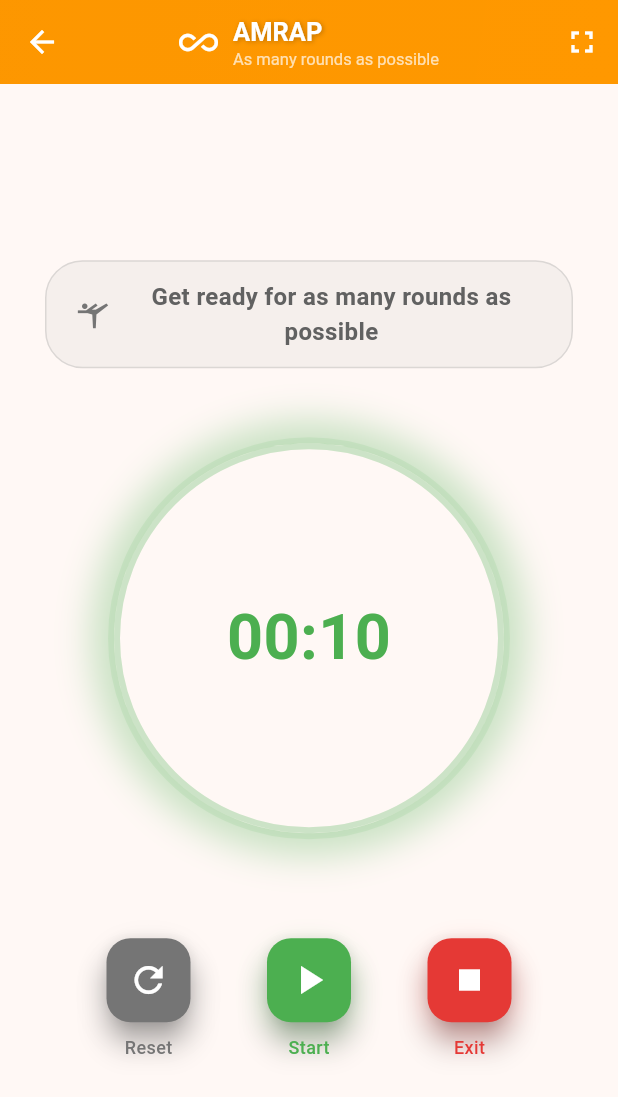
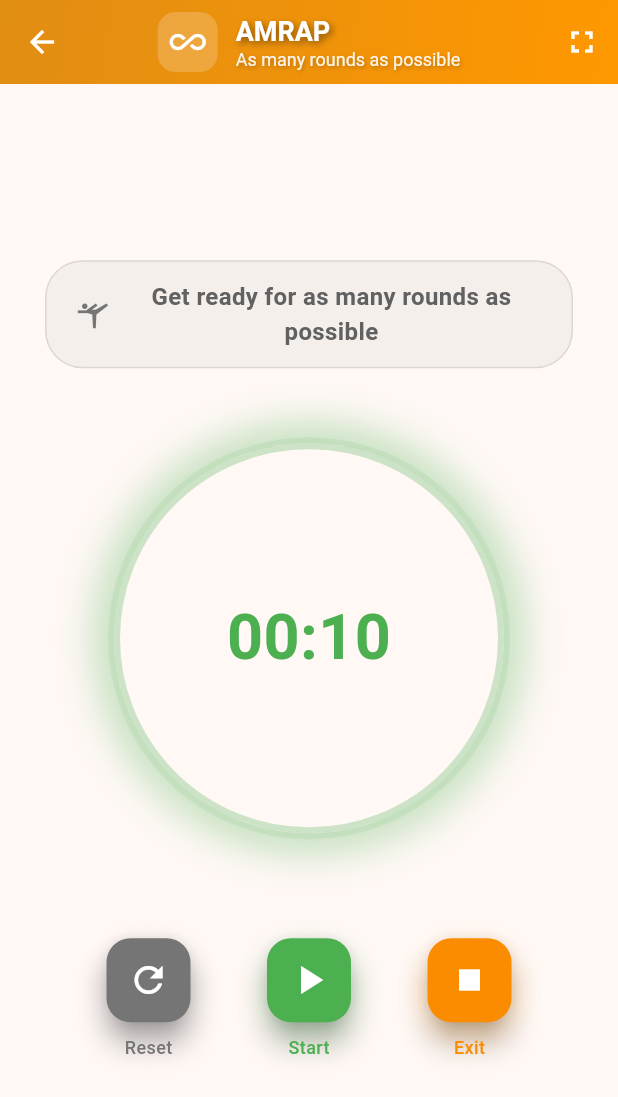
Before and after one commit to AlexHerDom/crossfit_timer, a Flutter app: the screen it shows after launch, after a tap on "AMRAP", on a phone screen of 412 x 824 dp. Shown: the top 1097 px of the screen. Run offline on Flutter 3.47's test engine with Material 3 defaults, Android fonts, the phone set to English and light mode, and no system bars; drawn by our look-alikes of flutter_animate; our stand-ins replace audioplayers, confetti, fl_chart, flutter_tts, share_plus, shared_preferences and 1 more.

Commit message:
🎨 Mejorar legibilidad y diseño profesional del timer
✨ Mejoras de legibilidad:
- AppBar con fondo más opaco (0.6) para mejor contraste en fondos azules
- Indicador de estado con fondo blanco más sólido (0.98 opacity)
- Bordes más visibles y sombras mejoradas
- Texto del estado en gris oscuro para máximo contraste

🎨 Colores específicos de cards del menú:
- Preparación: Azul de EMOM (Colors.blue)
- Ejercicio: Verde de COUNTDOWN (Colors.green)
- Descanso: Azul de EMOM (Colors.blue)
- Finalizado: Naranja de AMRAP (Colors.orange)

🏆 Diseño profesional:
- Eliminación de problemas de legibilidad en fondos azules
- Indicadores de estado más prominentes y legibles
- Consistencia visual con diseño del menú principal
- Mejor experiencia para entrenamientos al aire libre

```diff
--- a/lib/screens/timer_screen.dart
+++ b/lib/screens/timer_screen.dart
@@ -866,7 +866,7 @@ class _TimerScreenState extends State<TimerScreen> {
                 },
                 icon: const Icon(Icons.refresh),
                 label: Text(languageProvider.getText('repeat')),
-                style: TextButton.styleFrom(foregroundColor: Colors.blue),
+                style: TextButton.styleFrom(foregroundColor: Colors.amber), // Usar ámbar como en las cards
               ),
             ),
             const SizedBox(height: 8),
@@ -988,7 +988,7 @@ class _TimerScreenState extends State<TimerScreen> {
   Color _getBackgroundColor() {
     // Si el timer ha terminado (tiempo 0 y no está corriendo)
     if (_currentSeconds == 0 && !_isRunning) {
-      return Colors.red.withOpacity(0.6); // 🔴 Rojo intenso para finalizado
+      return Colors.orange.withOpacity(0.8); // � Naranja intenso como las cards del menú
     }
 
     // Si no está corriendo o está pausado, usar fondo neutro
@@ -996,28 +996,32 @@ class _TimerScreenState extends State<TimerScreen> {
       return Theme.of(context).scaffoldBackgroundColor;
     }
 
-    // Durante la preparación - azul para calma antes del ejercicio
+    // Durante la preparación - ámbar para coincidir con las cards del menú
     if (_isPreparation) {
-      return Colors.blue.withOpacity(0.5); // 🔵 Azul intenso para preparación
+      return Colors.blue.withOpacity(0.7); // � Ámbar como las cards del menú
     }
 
     // Estados específicos por tipo de timer con colores intuitivos
     switch (widget.timerType) {
       case 'TABATA':
         return _isWorkPeriod
-            ? Colors.green.withOpacity(0.5) // 🟢 Verde intenso para trabajar
-            : Colors.orange.withOpacity(0.5); // 🟠 Naranja intenso para descanso
+            ? Colors.green.withOpacity(0.7) // 🟢 Verde de la card COUNTDOWN para trabajar
+            : Colors.blue.withOpacity(
+                0.7,
+              ); // � Azul de la card EMOM para descanso
 
       case 'RUNNING':
         return _isRunningDistance
-            ? Colors.green.withOpacity(0.5) // 🟢 Verde intenso para correr
-            : Colors.orange.withOpacity(0.5); // 🟠 Naranja intenso para descanso
+            ? Colors.green.withOpacity(0.7) // 🟢 Verde de la card COUNTDOWN para correr
+            : Colors.blue.withOpacity(
+                0.7,
+              ); // � Azul de la card EMOM para descanso
 
       case 'AMRAP':
       case 'EMOM':
       case 'COUNTDOWN':
       default:
-        return Colors.green.withOpacity(0.5); // 🟢 Verde intenso para ejercicio
+        return Colors.green.withOpacity(0.7); // 🟢 Verde como las cards del menú
     }
   }
 
@@ -1029,10 +1033,10 @@ class _TimerScreenState extends State<TimerScreen> {
     Color statusColor;
     IconData statusIcon;
 
-    // Determinar texto, color e icono según el estado con colores intuitivos
+    // Determinar texto, color e icono según el estado con colores del menú
     if (_currentSeconds == 0 && !_isRunning) {
       statusText = languageProvider.getText('completed');
-      statusColor = Colors.red; // 🔴 Rojo para finalizado
+      statusColor = Colors.orange; // � Naranja intenso como las cards del menú
       statusIcon = Icons.check_circle;
     } else if (!_isRunning || _isPaused) {
       statusText = _isPaused
@@ -1042,26 +1046,28 @@ class _TimerScreenState extends State<TimerScreen> {
       statusIcon = _isPaused ? Icons.pause_circle : Icons.play_circle;
     } else if (_isPreparation) {
       statusText = languageProvider.getText('prepare');
-      statusColor = Colors.blue; // 🔵 Azul para preparación
+      statusColor = Colors.blue; // � Ámbar como las cards del menú
       statusIcon = Icons.fitness_center;
     } else {
       switch (widget.timerType) {
         case 'TABATA':
-          statusText = _isWorkPeriod ? 'ENTRENANDO' : 'DESCANSO';
+          statusText = _isWorkPeriod ? 'ENTRENAMIENTO' : 'RECUPERACIÓN';
           statusColor = _isWorkPeriod
-              ? Colors.green // 🟢 Verde para trabajar
-              : Colors.orange; // 🟠 Naranja para descanso
+              ? Colors
+                    .green // 🟢 Verde de la card COUNTDOWN para trabajar
+              : Colors.blue; // � Azul de la card EMOM para descanso
           statusIcon = _isWorkPeriod ? Icons.flash_on : Icons.pause;
           break;
         case 'RUNNING':
-          statusText = _isRunningDistance ? 'CORRIENDO' : 'DESCANSO';
+          statusText = _isRunningDistance ? 'EJERCICIO' : 'RECUPERACIÓN';
           statusColor = _isRunningDistance
-              ? Colors.green // 🟢 Verde para correr
-              : Colors.orange; // 🟠 Naranja para descanso
+              ? Colors
+                    .green // 🟢 Verde de la card COUNTDOWN para correr
+              : Colors.blue; // � Azul de la card EMOM para descanso
           statusIcon = _isRunningDistance ? Icons.directions_run : Icons.pause;
           break;
         default:
-          statusText = 'ENTRENANDO';
+          statusText = 'EJERCICIO';
           statusColor = Colors.green; // 🟢 Verde para ejercicio
           statusIcon = Icons.fitness_center;
       }
@@ -1069,30 +1075,51 @@ class _TimerScreenState extends State<TimerScreen> {
 
     return Container(
       width: double.infinity,
-      padding: const EdgeInsets.symmetric(vertical: 8, horizontal: 16),
+      padding: const EdgeInsets.symmetric(vertical: 12, horizontal: 20),
       margin: const EdgeInsets.only(bottom: 10),
       decoration: BoxDecoration(
-        color: statusColor.withOpacity(0.2),
-        borderRadius: BorderRadius.circular(20),
-        border: Border.all(color: statusColor.withOpacity(0.6), width: 2),
+        color: Colors.white.withOpacity(0.98), // Fondo más opaco para mejor legibilidad
+        borderRadius: BorderRadius.circular(25),
+        border: Border.all(color: statusColor.withOpacity(0.4), width: 2), // Borde más visible
+        boxShadow: [
+          BoxShadow(
+            color: Colors.black.withOpacity(0.15), // Sombra más fuerte
+            blurRadius: 12,
+            spreadRadius: 3,
+            offset: const Offset(0, 6),
+          ),
+          BoxShadow(
+            color: statusColor.withOpacity(0.3),
+            blurRadius: 8,
+            spreadRadius: 1,
+            offset: const Offset(0, 2),
+          ),
+        ],
       ),
       child: Row(
         mainAxisAlignment: MainAxisAlignment.center,
         children: [
-          Icon(statusIcon, color: statusColor, size: 24),
-          const SizedBox(width: 8),
+          Container(
+            padding: const EdgeInsets.all(8),
+            decoration: BoxDecoration(
+              color: statusColor.withOpacity(0.15), // Fondo más visible
+              borderRadius: BorderRadius.circular(12),
+            ),
+            child: Icon(statusIcon, color: statusColor, size: 20),
+          ),
+          const SizedBox(width: 12),
           Text(
-            statusText.toUpperCase(),
+            statusText,
             style: TextStyle(
-              fontSize: 18,
-              fontWeight: FontWeight.bold,
-              color: statusColor,
-              letterSpacing: 1.2,
+              fontSize: 16,
+              fontWeight: FontWeight.w700, // Texto más bold
+              color: Colors.grey[800], // Color más oscuro para mejor contraste
+              letterSpacing: 0.5,
             ),
           ),
         ],
       ),
-    ).animate().fadeIn(duration: 300.ms).scale(begin: const Offset(0.8, 0.8));
+    ).animate().fadeIn(duration: 300.ms).scale(begin: const Offset(0.9, 0.9));
   }
 
   IconData _getTimerIcon() {
@@ -1294,11 +1321,20 @@ ${languageProvider.getText('work_20s')} | ${languageProvider.getText('rest_10s')
     return Scaffold(
       backgroundColor: _getBackgroundColor(),
       appBar: AppBar(
+        backgroundColor: Colors.black.withOpacity(0.6), // Fondo más opaco para mejor legibilidad
+        elevation: 0,
         title: Row(
           mainAxisSize: MainAxisSize.min,
           children: [
-            Icon(_getTimerIcon(), size: 26, color: Colors.white),
-            const SizedBox(width: 10),
+            Container(
+              padding: const EdgeInsets.all(8),
+              decoration: BoxDecoration(
+                color: Colors.white.withOpacity(0.2),
+                borderRadius: BorderRadius.circular(12),
+              ),
+              child: Icon(_getTimerIcon(), size: 24, color: Colors.white),
+            ),
+            const SizedBox(width: 12),
             Flexible(
               child: Column(
                 mainAxisSize: MainAxisSize.min,
@@ -1307,14 +1343,14 @@ ${languageProvider.getText('work_20s')} | ${languageProvider.getText('rest_10s')
                   Text(
                     widget.timerType,
                     style: const TextStyle(
-                      fontWeight: FontWeight.bold,
-                      fontSize: 17,
+                      fontWeight: FontWeight.w700,
+                      fontSize: 18,
                       color: Colors.white,
                       shadows: [
                         Shadow(
-                          color: Colors.black26,
-                          blurRadius: 4,
-                          offset: Offset(1, 1),
+                          color: Colors.black45,
+                          blurRadius: 6,
+                          offset: Offset(2, 2),
                         ),
                       ],
                     ),
@@ -1322,10 +1358,17 @@ ${languageProvider.getText('work_20s')} | ${languageProvider.getText('rest_10s')
                   ),
                   Text(
                     _getTimerSubtitle(),
-                    style: const TextStyle(
+                    style: TextStyle(
                       fontWeight: FontWeight.w400,
-                      fontSize: 11,
-                      color: Colors.white70,
+                      fontSize: 12,
+                      color: Colors.white.withOpacity(0.9),
+                      shadows: [
+                        Shadow(
+                          color: Colors.black26,
+                          blurRadius: 3,
+                          offset: Offset(1, 1),
+                        ),
+                      ],
                     ),
                     overflow: TextOverflow.ellipsis,
                   ),
@@ -1434,12 +1477,12 @@ ${languageProvider.getText('work_20s')} | ${languageProvider.getText('rest_10s')
                           gradient: LinearGradient(
                             colors: _isWorkPeriod
                                 ? [
-                                    Colors.red.withOpacity(0.8),
+                                    Colors.green.withOpacity(0.8), // Verde para trabajo como las cards
                                     Colors.orange.withOpacity(0.6),
                                   ]
                                 : [
-                                    Colors.blue.withOpacity(0.8),
-                                    Colors.cyan.withOpacity(0.6),
+                                    Colors.amber.withOpacity(0.8), // Ámbar para descanso como las cards
+                                    Colors.orange.withOpacity(0.6),
                                   ],
                             begin: Alignment.topLeft,
                             end: Alignment.bottomRight,
@@ -1447,7 +1490,7 @@ ${languageProvider.getText('work_20s')} | ${languageProvider.getText('rest_10s')
                           borderRadius: BorderRadius.circular(30),
                           boxShadow: [
                             BoxShadow(
-                              color: (_isWorkPeriod ? Colors.red : Colors.blue)
+                              color: (_isWorkPeriod ? Colors.green : Colors.amber) // Colores del menú
                                   .withOpacity(0.4),
                               blurRadius: 15,
                               spreadRadius: 3,
@@ -1766,7 +1809,7 @@ ${languageProvider.getText('work_20s')} | ${languageProvider.getText('rest_10s')
                       // Botón Stop
                       _buildControlButton(
                             onPressed: () => Navigator.pop(context),
-                            backgroundColor: Colors.red[600]!,
+                            backgroundColor: Colors.orange[600]!, // Usar naranja de AMRAP como las cards
                             icon: Icons.stop,
                             label: languageProvider.getText('exit'),
                           )
```
